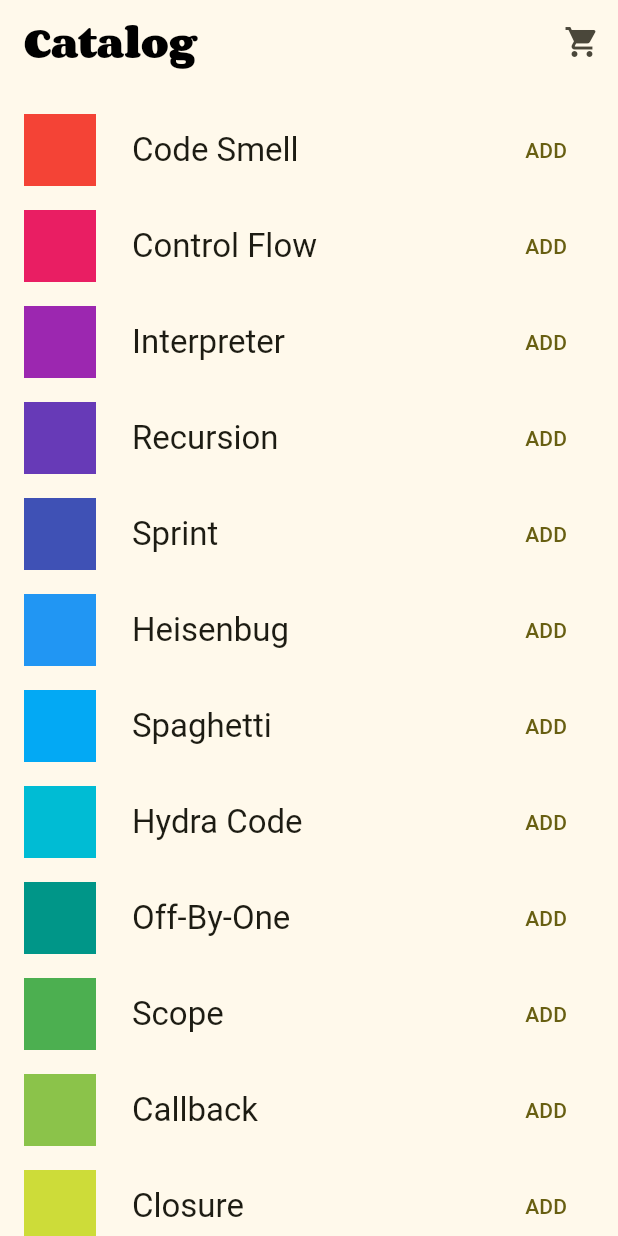
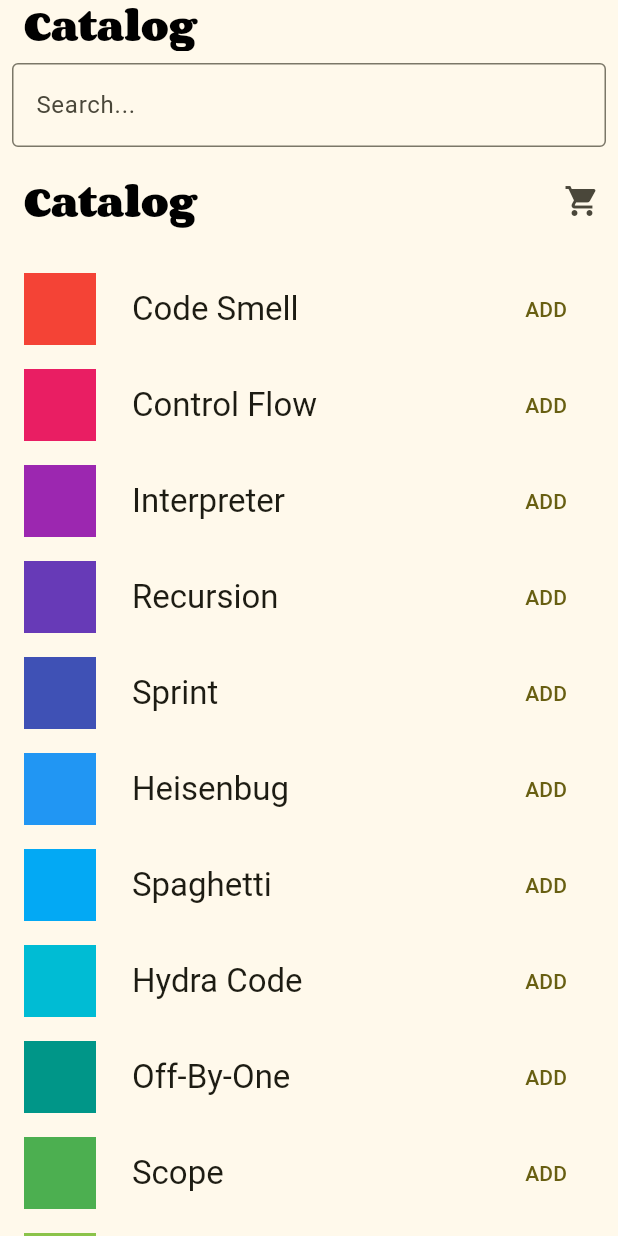
Before and after one commit to Emii2003/CP5_Mobile, a Flutter app: the MyCatalog screen opened by its route, on a phone screen of 412 x 824 dp. Run offline on Flutter 3.47's test engine with Material 3 defaults, Android fonts, the phone set to English and light mode, and no system bars; our stand-ins replace go_router.

Commit message:
Implementações simples de validação no login, barra de pesquisa no catálogo e um botão de checkout na tela do carrinho.

```diff
--- a/lib/screens/catalog.dart
+++ b/lib/screens/catalog.dart
@@ -1,7 +1,3 @@
-// Copyright 2019 The Flutter team. All rights reserved.
-// Use of this source code is governed by a BSD-style license that can be
-// found in the LICENSE file.
-
 import 'package:flutter/material.dart';
 import 'package:go_router/go_router.dart';
 import 'package:provider/provider.dart';
@@ -14,6 +10,24 @@ class MyCatalog extends StatelessWidget {
   @override
   Widget build(BuildContext context) {
     return Scaffold(
+      appBar: AppBar(
+        title: Text('Catalog', style: Theme.of(context).textTheme.displayLarge),
+        bottom: PreferredSize(
+          preferredSize: Size.fromHeight(50.0),
+          child: Padding(
+            padding: const EdgeInsets.all(8.0),
+            child: TextField(
+              decoration: InputDecoration(
+                hintText: 'Search...',
+                border: OutlineInputBorder(),
+              ),
+              onChanged: (value) {
+                // Adicione lógica para filtrar itens com base no valor da pesquisa
+              },
+            ),
+          ),
+        ),
+      ),
       body: CustomScrollView(
         slivers: [
           _MyAppBar(),
@@ -24,50 +38,6 @@ class MyCatalog extends StatelessWidget {
           ),
         ],
       ),
-    );
-  }
-}
-
-class _AddButton extends StatelessWidget {
-  final Item item;
-
-  const _AddButton({required this.item});
-
-  @override
-  Widget build(BuildContext context) {
-    // The context.select() method will let you listen to changes to
-    // a *part* of a model. You define a function that "selects" (i.e. returns)
-    // the part you're interested in, and the provider package will not rebuild
-    // this widget unless that particular part of the model changes.
-    //
-    // This can lead to significant performance improvements.
-    var isInCart = context.select<CartModel, bool>(
-      // Here, we are only interested whether [item] is inside the cart.
-      (cart) => cart.items.contains(item),
-    );
-
-    return TextButton(
-      onPressed: isInCart
-          ? null
-          : () {
-              // If the item is not in cart, we let the user add it.
-              // We are using context.read() here because the callback
-              // is executed whenever the user taps the button. In other
-              // words, it is executed outside the build method.
-              var cart = context.read<CartModel>();
-              cart.add(item);
-            },
-      style: ButtonStyle(
-        overlayColor: WidgetStateProperty.resolveWith<Color?>((states) {
-          if (states.contains(WidgetState.pressed)) {
-            return Theme.of(context).primaryColor;
-          }
-          return null; // Defer to the widget's default.
-        }),
-      ),
-      child: isInCart
-          ? const Icon(Icons.check, semanticLabel: 'ADDED')
-          : const Text('ADD'),
     );
   }
 }
@@ -96,8 +66,6 @@ class _MyListItem extends StatelessWidget {
   @override
   Widget build(BuildContext context) {
     var item = context.select<CatalogModel, Item>(
-      // Here, we are only interested in the item at [index]. We don't care
-      // about any other change.
       (catalog) => catalog.getByPosition(index),
     );
     var textTheme = Theme.of(context).textTheme.titleLarge;
@@ -126,3 +94,28 @@ class _MyListItem extends StatelessWidget {
     );
   }
 }
+
+class _AddButton extends StatelessWidget {
+  final Item item;
+
+  const _AddButton({required this.item});
+
+  @override
+  Widget build(BuildContext context) {
+    var isInCart = context.select<CartModel, bool>(
+      (cart) => cart.items.contains(item),
+    );
+
+    return TextButton(
+      onPressed: isInCart
+          ? null
+          : () {
+              var cart = context.read<CartModel>();
+              cart.add(item);
+            },
+      child: isInCart
+          ? const Icon(Icons.check, semanticLabel: 'ADDED')
+          : const Text('ADD'),
+    );
+  }
+}
```
Also changed, not shown: lib/main.dart (+6 -34 lines), lib/screens/cart.dart (+1 -14 lines), lib/screens/confirmation.dart (added, +53 -0 lines), lib/screens/login.dart (+37 -8 lines).
